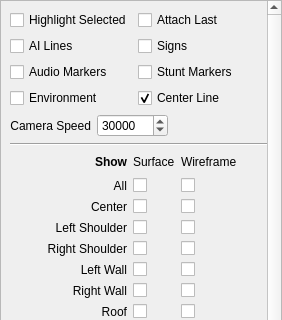
This is TrackEditor/DisplaySettings.ui in FatalDecomp/TrackEditor as Qt 5 draws it before an edit; both pictures show x 0 to 282 and y 0 to 320 of the 282 by 789 pixel window. The edited form follows.
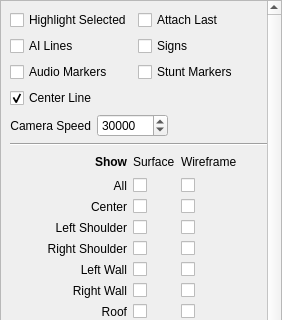
This is the edited form.

Diff of the .ui file:
```diff
--- a/TrackEditor/DisplaySettings.ui
+++ b/TrackEditor/DisplaySettings.ui
@@ -466,13 +466,6 @@
           </widget>
          </item>
          <item row="3" column="0">
-          <widget class="QCheckBox" name="ckEnvironment">
-           <property name="text">
-            <string>Environment</string>
-           </property>
-          </widget>
-         </item>
-         <item row="3" column="1">
           <widget class="QCheckBox" name="ckCenterLine">
            <property name="text">
             <string>Center Line</string>
```
